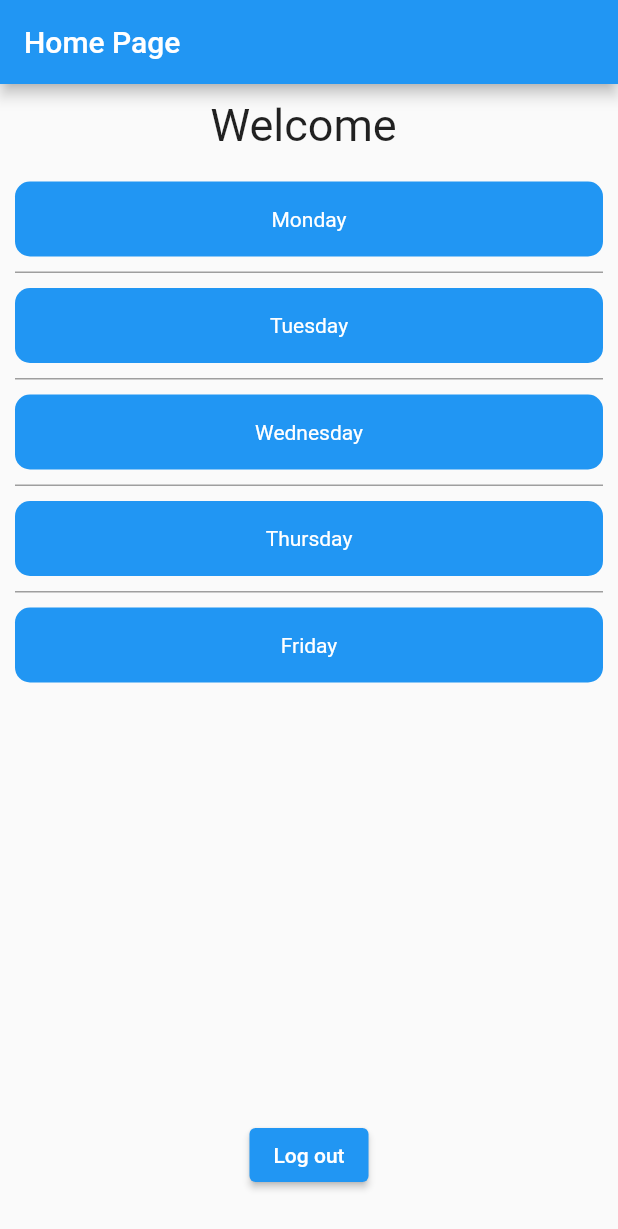
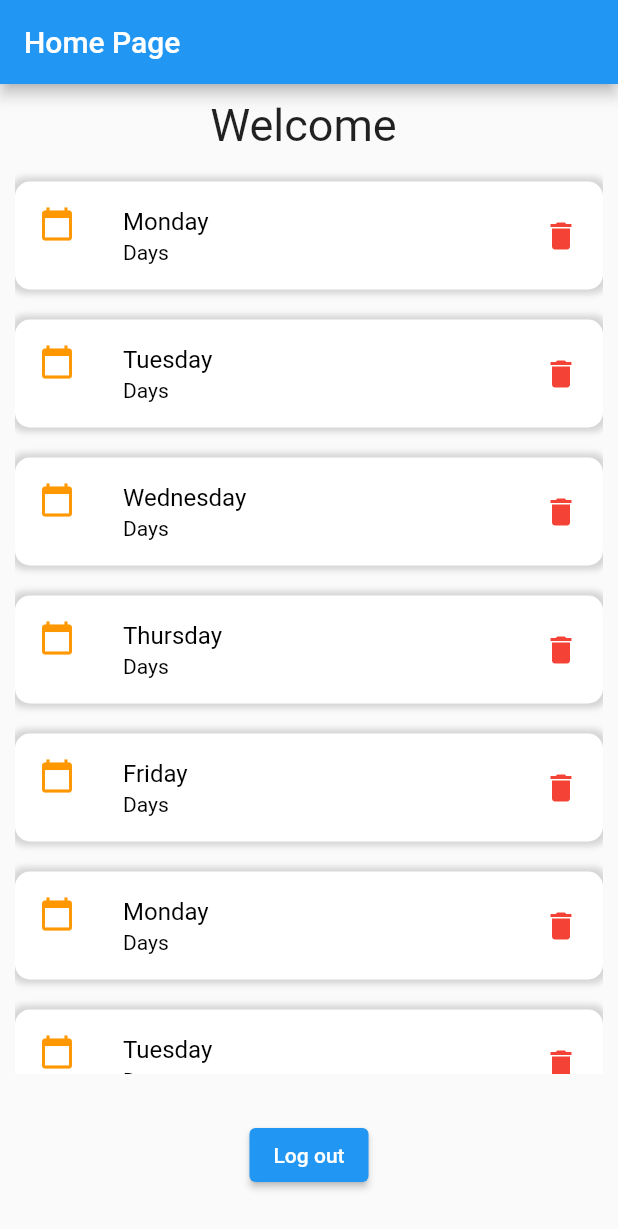
Before and after one commit to Sajeewamalith/widget_demo, a Flutter app: the Homepage screen opened directly with empty values, on a phone screen of 412 x 824 dp. Shown: the top 1229 px of the screen. Run offline on Flutter 3.47's test engine with Material 2 defaults, Android fonts, the phone set to English and light mode, and no system bars; network calls fail.

Commit message:
Error Handling and Building Layout - part 2

```diff
--- a/lib/home_page.dart
+++ b/lib/home_page.dart
@@ -13,7 +13,8 @@ class Homepage extends StatefulWidget {
 }
 
 class _HomepageState extends State<Homepage> {
-  List<String> data = ['Monday' , 'Tuesday' , 'Wednesday','Thursday','Friday'];
+  List<String> data = ['Monday' , 'Tuesday' , 'Wednesday','Thursday','Friday',
+    'Monday' , 'Tuesday' , 'Wednesday','Thursday','Friday'];
 
     @override
   Widget build(BuildContext context) {
@@ -38,26 +39,32 @@ class _HomepageState extends State<Homepage> {
              )
             ),
             Expanded(
-                child: ListView.separated(
+                child: ListView.builder(
                   //physics: NeverScrollableScrollPhysics(),
                   itemCount: data.length,
-                  separatorBuilder:(context,index) {
-                 return Container(color: Colors.grey,height:1,);
-            },
-            itemBuilder: (context , index){
+
+                   itemBuilder: (context , index){
                  return Container(
-                     margin: EdgeInsets.symmetric(vertical: 10),
-                     height: 50,
+                   margin: const EdgeInsets.symmetric(vertical: 10),
                      decoration: BoxDecoration(
-                         borderRadius: BorderRadius.circular(10),
-                         color: Colors.blue
+                       color: Colors.white,
+                       borderRadius: BorderRadius.circular(10),
+                       boxShadow: [
+                         BoxShadow(
+                           color: Colors.grey.withOpacity(0.4),
+                           spreadRadius: 3,
+                           blurRadius: 3
+                         )
+                       ]
                      ),
-                     child: Center(
-                       child: Text(data[index] , style: TextStyle(
-                           color: Colors.white
-                       ),),
-                     )
-                 );
+                   child: ListTile(
+                       leading: const Icon(Icons.calendar_today, color: Colors.orange,) ,
+                       title: Text(data[index], style: const TextStyle(color: Colors.black),),
+                       subtitle: const Text('Days', style: TextStyle(color: Colors.black),),
+                       trailing: const Icon(Icons.delete,color: Colors.red,),
+                     //  IconButton(icon: Icon(Icons.delete),color: Colors.red, onPressed: () {  },),
+                 ),
+                  );
             },
 
 
@@ -66,7 +73,7 @@ class _HomepageState extends State<Homepage> {
 
 
                 )
-      ),
+            ),
             /////////////////// Log out button .....................
             Container(
               padding: EdgeInsets.symmetric(vertical: 30),
```
